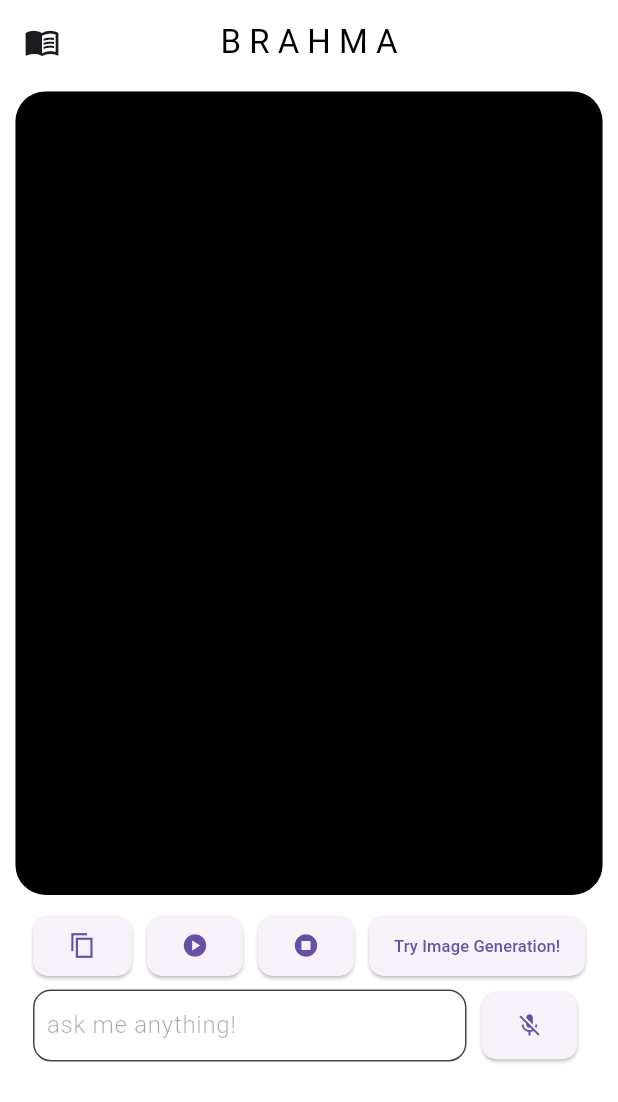
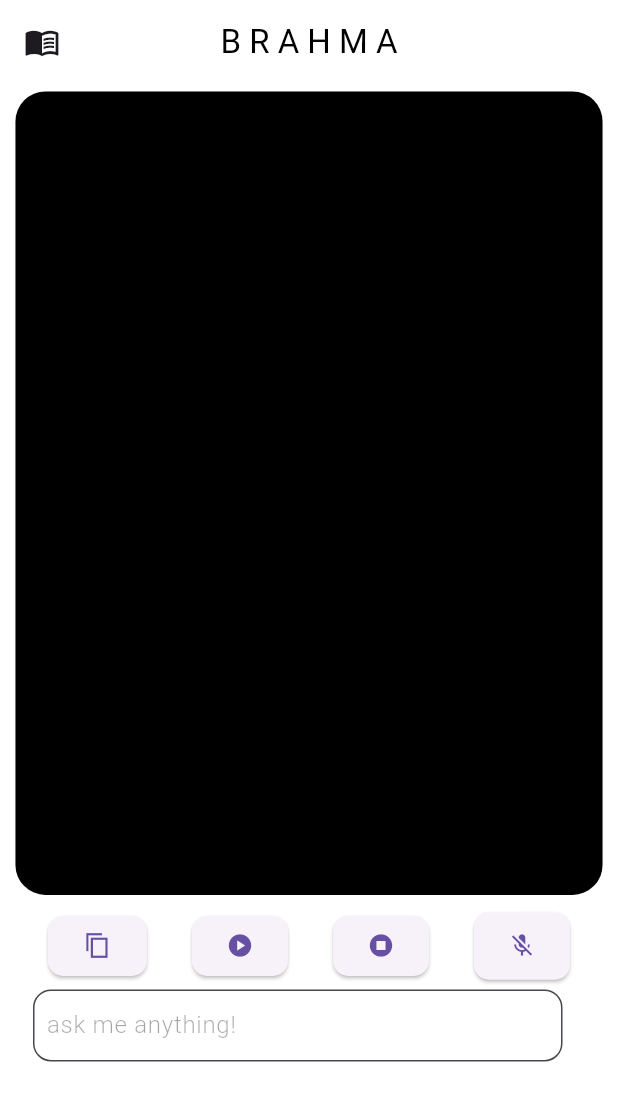
Before and after one commit to Utkarsh4517/Brahma-ChatGPT-Dall-E-Flutter, a Flutter app: the screen it shows after launch, after a tap on the "mic" icon, on a phone screen of 412 x 824 dp. Shown: the top 1102 px of the screen. Run offline on Flutter 3.47's test engine with Material 2 defaults, Android fonts, the phone set to English and light mode, and no system bars; drawn by our look-alikes of avatar_glow; our stand-ins replace animate_do, dynamic_color, flutter_riverpod, flutter_tts, shared_preferences, smooth_page_indicator and 1 more; missing offline and left inert: chat_gpt_sdk.

Commit message:
removed the nav button b/w two screens

```diff
--- a/lib/widgets/dalle_text_and_voice_field.dart
+++ b/lib/widgets/dalle_text_and_voice_field.dart
@@ -144,22 +144,6 @@ class _DalleTextAndVoiceFieldState
               const SizedBox(
                 width: 10,
               ),
-              ElevatedButton(
-                onPressed: () {
-                  Navigator.pushReplacement(
-                    context,
-                    MaterialPageRoute(builder: (context) => const ChatScreen()),
-                  );
-                },
-                style: ElevatedButton.styleFrom(
-                  padding:
-                      const EdgeInsets.symmetric(vertical: 12, horizontal: 10),
-                  minimumSize: null,
-                  shape: RoundedRectangleBorder(
-                      borderRadius: BorderRadius.circular(10)),
-                ),
-                child: const Text('Try AI Chat!'),
-              ),
               const SizedBox(
                 width: 10,
               ),
--- a/lib/widgets/text_and_voice_field.dart
+++ b/lib/widgets/text_and_voice_field.dart
@@ -59,6 +59,7 @@ class _TextAndVoiceFieldState extends ConsumerState<TextAndVoiceField> {
       child: Column(
         children: [
           Row(
+            mainAxisAlignment: MainAxisAlignment.spaceEvenly,
             children: [
               ElevatedButton(
                 onPressed: () {
@@ -104,28 +105,17 @@ class _TextAndVoiceFieldState extends ConsumerState<TextAndVoiceField> {
               const SizedBox(
                 width: 10,
               ),
-              SizedBox(
-                width: MediaQuery.of(context).size.width * 0.35,
-                child: ElevatedButton(
-                    onPressed: () {
-                      Navigator.pushReplacement(
-                        context,
-                        MaterialPageRoute(
-                          builder: (context) => const ImageScreen(),
-                        ),
-                      );
-                    },
-                    style: ElevatedButton.styleFrom(
-                      padding: const EdgeInsets.symmetric(horizontal: 10),
-                      shape: RoundedRectangleBorder(
-                        borderRadius: BorderRadius.circular(10),
-                      ),
-                    ),
-                    child: const Text(
-                      'Try Image Generation!',
-                      style: TextStyle(fontSize: 11),
-                    )),
-              ),
+              ToggleButton(
+                  isReplying: _isReplying,
+                  isListening: _isListening,
+                  inputMode: _inputMode,
+                  sendTextMessage: () {
+                    final message = _messageController.text;
+                    _messageController.clear();
+                    sendTextMessage(message);
+                  },
+                  sendVoiceMessage: sendVoiceMessage,
+                ),
             ],
           ),
           const SizedBox(
@@ -162,17 +152,7 @@ class _TextAndVoiceFieldState extends ConsumerState<TextAndVoiceField> {
                 const SizedBox(
                   width: 10,
                 ),
-                ToggleButton(
-                  isReplying: _isReplying,
-                  isListening: _isListening,
-                  inputMode: _inputMode,
-                  sendTextMessage: () {
-                    final message = _messageController.text;
-                    _messageController.clear();
-                    sendTextMessage(message);
-                  },
-                  sendVoiceMessage: sendVoiceMessage,
-                )
+
               ],
             ),
           ),
```
